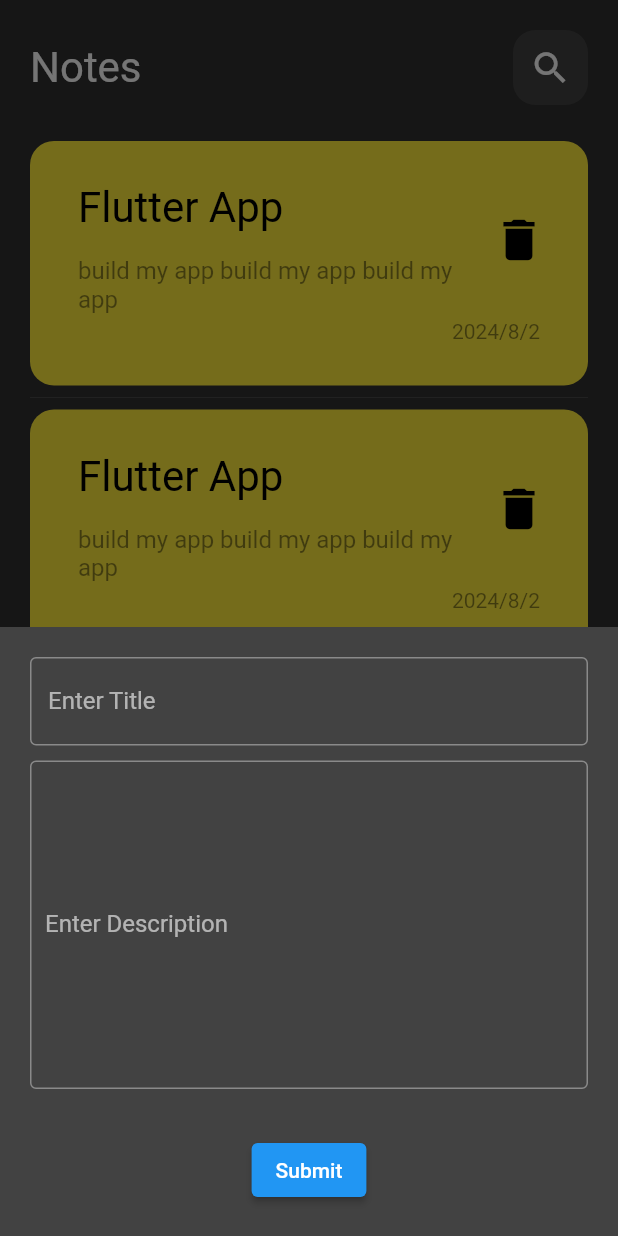
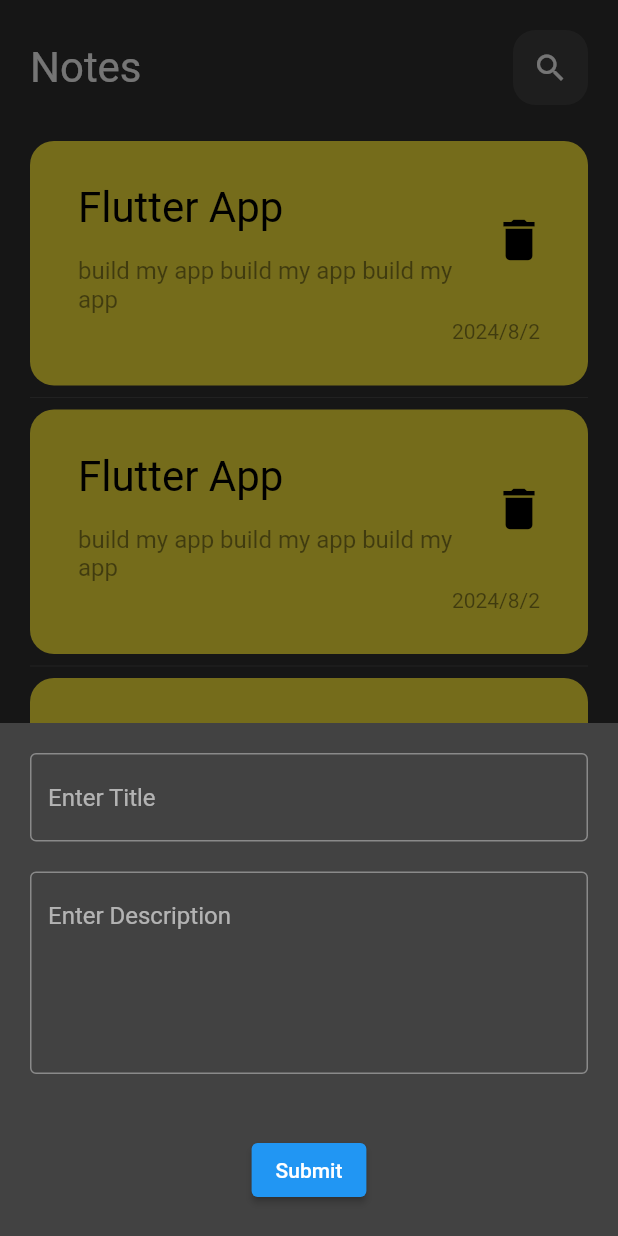
Before and after one commit to Abdulrahman956/notes_app, a Flutter app: the screen it shows after launch, after a tap on the "add" icon, on a phone screen of 412 x 824 dp. Run offline on Flutter 3.47's test engine with Material 2 defaults, Android fonts, the phone set to English and light mode, and no system bars.

Commit message:
make edit note view and refactor code

```diff
--- /dev/null
+++ b/lib/views/edit_note_view.dart
@@ -0,0 +1,29 @@
+import 'package:flutter/material.dart';
+import 'package:note_app/widgets/custom_text_form_field.dart';
+
+import '../widgets/custom_appbar.dart';
+class EditNoteView extends StatelessWidget {
+  const EditNoteView({super.key});
+
+  @override
+  Widget build(BuildContext context) {
+    return const SafeArea(
+      child: Scaffold(
+        body: Padding(
+          padding: EdgeInsets.only(top: 20, left: 20, right: 20),
+          child: Column(
+            children: [
+              CustomAppbar(title: 'Edit Note',icon: Icons.done_outline_sharp),
+              SizedBox(height: 30,),
+              CustomTextFormField(hint: 'Enter Title', maxLines: 1,),
+              SizedBox(
+                height: 20,
+              ),
+               CustomTextFormField(hint: 'Enter Description', maxLines: 5,),
+            ],
+          ),
+        ),
+      ),
+    );
+  }
+}
--- a/lib/widgets/custom_appbar.dart
+++ b/lib/widgets/custom_appbar.dart
@@ -1,16 +1,17 @@
 import 'package:flutter/material.dart';
 
-import 'custom_search_icon.dart';
+import 'custom_icon.dart';
 class CustomAppbar extends StatelessWidget {
-  const CustomAppbar({super.key});
-
+   const CustomAppbar({super.key,required this.title,required this.icon});
+final String title;
+final IconData icon;
   @override
   Widget build(BuildContext context) {
-    return  const Row(
+    return   Row(
       mainAxisAlignment: MainAxisAlignment.spaceBetween,
       children: [
-        Text("Notes",style: TextStyle(fontSize: 28),),
-        CustomSearchIcon(),
+        Text(title,style: const TextStyle(fontSize: 28),),
+         CustomIcon(icon: icon, onTap: () {},),
       ],
     );
   }
--- a/lib/widgets/custom_bottom_sheet.dart
+++ b/lib/widgets/custom_bottom_sheet.dart
@@ -1,4 +1,6 @@
 import 'package:flutter/material.dart';
+
+import 'custom_text_form_field.dart';
 
 class CustomBottomSheet extends StatelessWidget {
   const CustomBottomSheet({
@@ -15,22 +17,13 @@ class CustomBottomSheet extends StatelessWidget {
           padding: const EdgeInsets.all(20.0),
           child: Column(
             children: [
-              TextFormField(
-                decoration: const InputDecoration(
-                    labelText: "Enter Title", border: OutlineInputBorder()),
+              const CustomTextFormField(hint: 'Enter Title', maxLines: 1,),
+              const SizedBox(
+                height: 20,
               ),
+              const CustomTextFormField(hint: 'Enter Description', maxLines: 5,),
               const SizedBox(
-                height: 10,
-              ),
-              TextFormField(
-                decoration: const InputDecoration(
-                  contentPadding: EdgeInsets.only(bottom: 200, left: 10),
-                  labelText: "Enter Description",
-                  border: OutlineInputBorder(),
-                ),
-              ),
-              const SizedBox(
-                height: 30,
+                height: 40,
               ),
               ElevatedButton(
                   onPressed: () {
--- /dev/null
+++ b/lib/widgets/custom_icon.dart
@@ -0,0 +1,22 @@
+import 'package:flutter/material.dart';
+class CustomIcon extends StatelessWidget {
+   const CustomIcon({super.key,required this.icon, required this.onTap});
+final IconData icon;
+final VoidCallback onTap;
+
+  @override
+  Widget build(BuildContext context) {
+    return GestureDetector(
+      onTap: onTap,
+      child: Container(
+        height: 50,
+        width: 50,
+        decoration:  BoxDecoration(
+          borderRadius: BorderRadius.circular(15),
+          color: Colors.grey[800],
+        ),
+        child:Icon(icon),
+      ),
+    );
+  }
+}
--- a/lib/widgets/custom_note_item.dart
+++ b/lib/widgets/custom_note_item.dart
@@ -1,11 +1,18 @@
 import 'package:flutter/material.dart';
+import 'package:note_app/views/edit_note_view.dart';
 
 class CustomNoteItem extends StatelessWidget {
   const CustomNoteItem({super.key});
 
   @override
   Widget build(BuildContext context) {
-    return Container(
+    return GestureDetector(
+      onTap: (){
+        Navigator.of(context).push(MaterialPageRoute(builder: (context){
+          return const EditNoteView();
+        }));
+      },
+      child: Container(
         padding: const EdgeInsets.only(top: 16, bottom: 20, left: 8),
         decoration: BoxDecoration(
             color: Colors.yellow, borderRadius: BorderRadius.circular(16)),
@@ -45,6 +52,7 @@ class CustomNoteItem extends StatelessWidget {
             ],
           ),
         ),
+      ),
     );
   }
 }
--- a/lib/widgets/custom_search_icon.dart
+++ /dev/null
@@ -1,17 +0,0 @@
-import 'package:flutter/material.dart';
-class CustomSearchIcon extends StatelessWidget {
-  const CustomSearchIcon({super.key});
-
-  @override
-  Widget build(BuildContext context) {
-    return Container(
-      height: 50,
-      width: 50,
-      decoration:  BoxDecoration(
-        borderRadius: BorderRadius.circular(15),
-        color: Colors.grey[800],
-      ),
-      child: const Icon(Icons.search,size: 28,),
-    );
-  }
-}
--- /dev/null
+++ b/lib/widgets/custom_text_form_field.dart
@@ -0,0 +1,16 @@
+import 'package:flutter/material.dart';
+class CustomTextFormField extends StatelessWidget {
+  const CustomTextFormField({super.key, required this.hint, required this.maxLines});
+final String hint;
+final int maxLines;
+  @override
+  Widget build(BuildContext context) {
+    return TextFormField(
+      maxLines: maxLines,
+      decoration: InputDecoration(
+        hintText: hint,
+        border: const OutlineInputBorder(),
+      ),
+    );
+  }
+}
--- a/lib/widgets/notes_view_body.dart
+++ b/lib/widgets/notes_view_body.dart
@@ -1,7 +1,6 @@
 import 'package:flutter/material.dart';
 
 import 'custom_appbar.dart';
-import 'custom_note_item.dart';
 import 'notes_list_view.dart';
 
 class NotesViewBody extends StatelessWidget {
@@ -9,11 +8,11 @@ class NotesViewBody extends StatelessWidget {
 
   @override
   Widget build(BuildContext context) {
-    return const Padding(
+    return const  Padding(
       padding: EdgeInsets.only(top: 20, left: 20, right: 20),
       child: Column(
         children: [
-          CustomAppbar(),
+          CustomAppbar(title: "Notes", icon: Icons.search,),
           SizedBox(
             height: 24,
           ),
```
Lines whose indentation alone changed are shown as unchanged.
